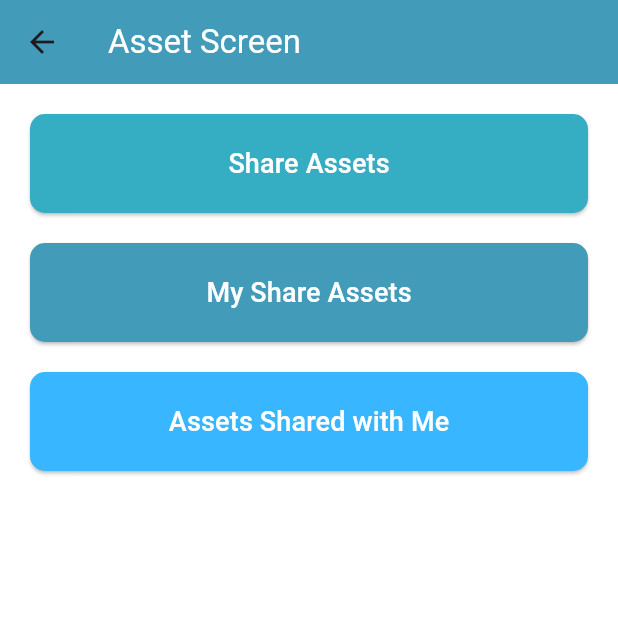
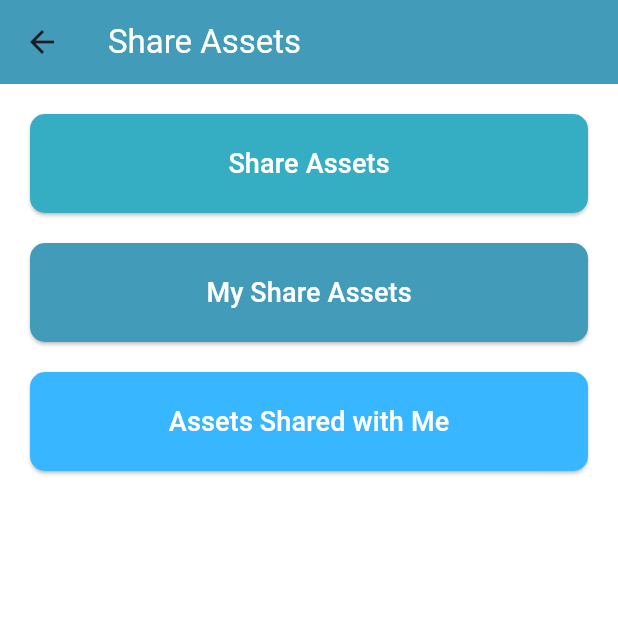
Before and after one commit to Hambra-Bsure/Bsure_new, a Flutter app: the AssetScreen screen opened directly, on a phone screen of 412 x 824 dp, the top half of it. Run offline on Flutter 3.47's test engine with Material 3 defaults, Android fonts, the phone set to English and light mode, and no system bars; our stand-ins replace accordion, camera, contacts_service, dio, expandable_text, file_picker and 13 more; accounts and stored records are empty; generated files the repository leaves out were written again.

Commit message:
File name changed to snake_case

```diff
--- a/lib/Screens/Assets/get_asset_screens/real_estate_screen.dart
+++ b/lib/Screens/Assets/get_asset_screens/real_estate_screen.dart
@@ -1,5 +1,5 @@
 import 'dart:convert';
-import 'package:Bsure_devapp/Screens/Assets/post_asset_addition/Realestate.dart';
+import 'package:Bsure_devapp/Screens/Assets/post_asset_addition/real_estate.dart';
 import 'package:dio/dio.dart';
 import 'package:flutter/material.dart';
 import 'package:http/http.dart' as http;
@@ -171,7 +171,8 @@ class _RealEstateScreenState extends State<RealEstateScreen> {
                                           onPressed: () async {
                                             Navigator.of(context).pop();
                                             deleteAssetStatus(index);
-                                            List<RealEstate> newrealestate = <RealEstate>[];
+                                            List<RealEstate> newrealestate =
+                                                <RealEstate>[];
                                             newrealestate.addAll(realEstates);
                                             newrealestate.removeAt(index);
                                             setState(() {
--- a/lib/Screens/Assets/get_asset_screens/stock_broker_screen.dart
+++ b/lib/Screens/Assets/get_asset_screens/stock_broker_screen.dart
@@ -1,5 +1,5 @@
 import 'dart:convert';
-import 'package:Bsure_devapp/Screens/Assets/post_asset_addition/StockBrokers.dart';
+import 'package:Bsure_devapp/Screens/Assets/post_asset_addition/stock_brokers.dart';
 import 'package:dio/dio.dart';
 import 'package:flutter/material.dart';
 import 'package:http/http.dart' as http;
@@ -260,7 +260,6 @@ class _StockBrokerScreenState extends State<StockBrokerScreen> {
 
       if (response.statusCode == 200) {
         DisplayUtils.showToast("Stock Broker successfully deleted.");
-
       }
     } catch (e) {}
   }
--- a/lib/Screens/ShareAssets/AssetScreen.dart
+++ b/lib/Screens/ShareAssets/AssetScreen.dart
@@ -15,7 +15,7 @@ class AssetScreen extends StatelessWidget {
       appBar: AppBar(
         backgroundColor: const Color(0xff429bb8),
         title:
-            const Text('Asset Screen', style: TextStyle(color: Colors.white)),
+            const Text('Share Assets', style: TextStyle(color: Colors.white)),
       ),
       body: SingleChildScrollView(
         child: Container(
```
Also changed, not shown: lib/Screens/Homepage.dart (+6 -4 lines), lib/Screens/Assets/post_asset_addition/real_estate.dart (renamed from lib/Screens/Assets/post_asset_addition/Realestate.dart), lib/Screens/Assets/post_asset_addition/stock_brokers.dart (renamed from lib/Screens/Assets/post_asset_addition/StockBrokers.dart), 3 other files.
